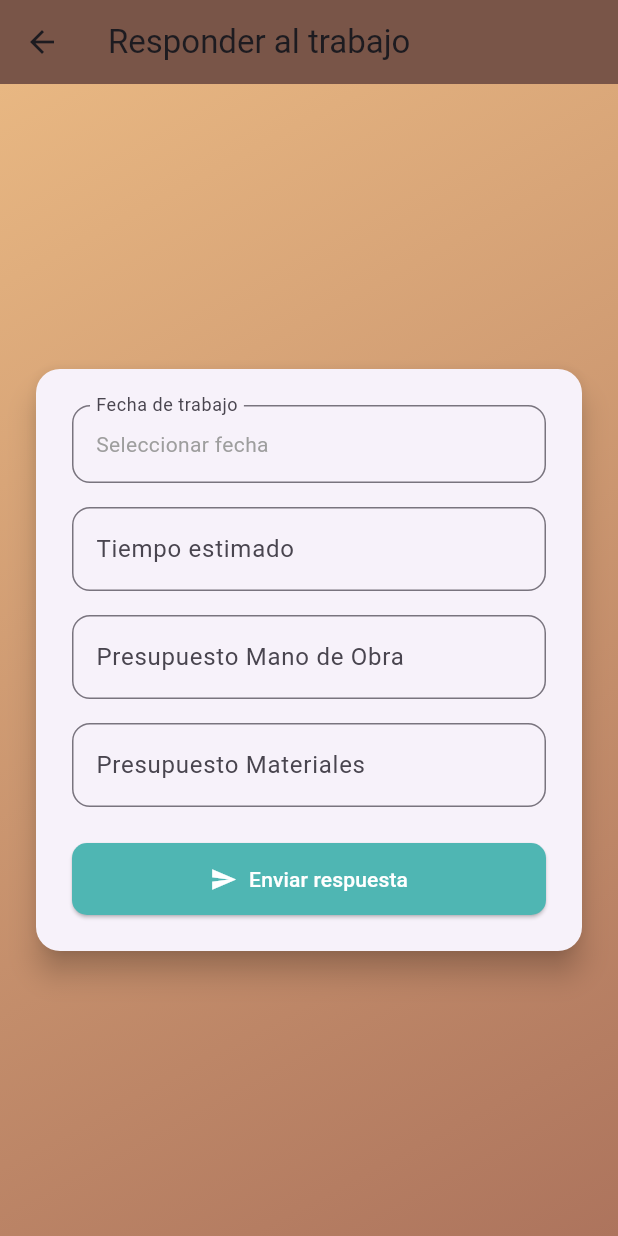
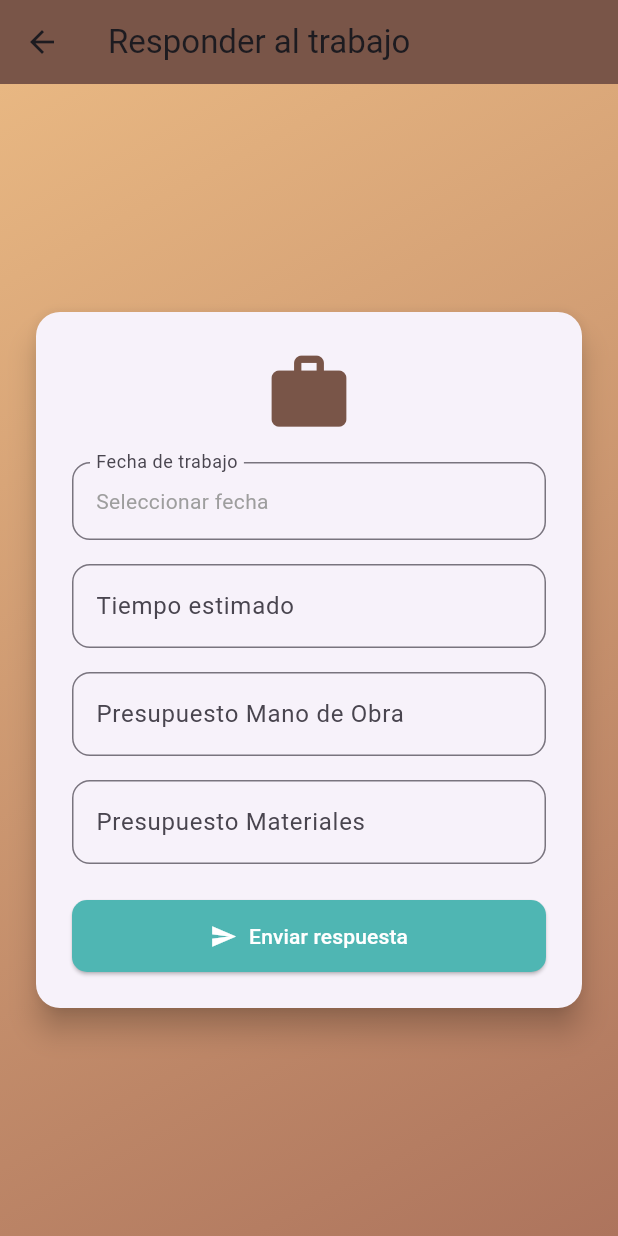
Before and after one commit to Technology-Advances-Services/help-tech-mobile-app, a Flutter app: the JobResponse screen opened directly with empty values, on a phone screen of 412 x 824 dp. Run offline on Flutter 3.47's test engine with Material 3 defaults, Android fonts, the phone set to English and light mode, and no system bars; our stand-ins replace file_picker, firebase_core, firebase_storage, fl_chart, flutter_secure_storage, image_picker and 1 more; accounts and stored records are empty.

Commit message:
feat(attention): added icon in job response view.

```diff
--- a/lib/Attention/components/job_response.dart
+++ b/lib/Attention/components/job_response.dart
@@ -81,12 +81,15 @@ class _JobResponse extends State<JobResponse> {
             elevation: 8,
             child: Padding(
               padding: const EdgeInsets.all(24),
-              child: Form(
+              child:
+              Form(
                 key: _formKey,
                 child: SingleChildScrollView(
                   child: Column(
                     mainAxisSize: MainAxisSize.min,
                     children: [
+                      const Icon(Icons.work, size: 60, color: Colors.brown),
+                      const SizedBox(height: 16),
                       InkWell(
                         onTap: _pickDate,
                         child: InputDecorator(
```
